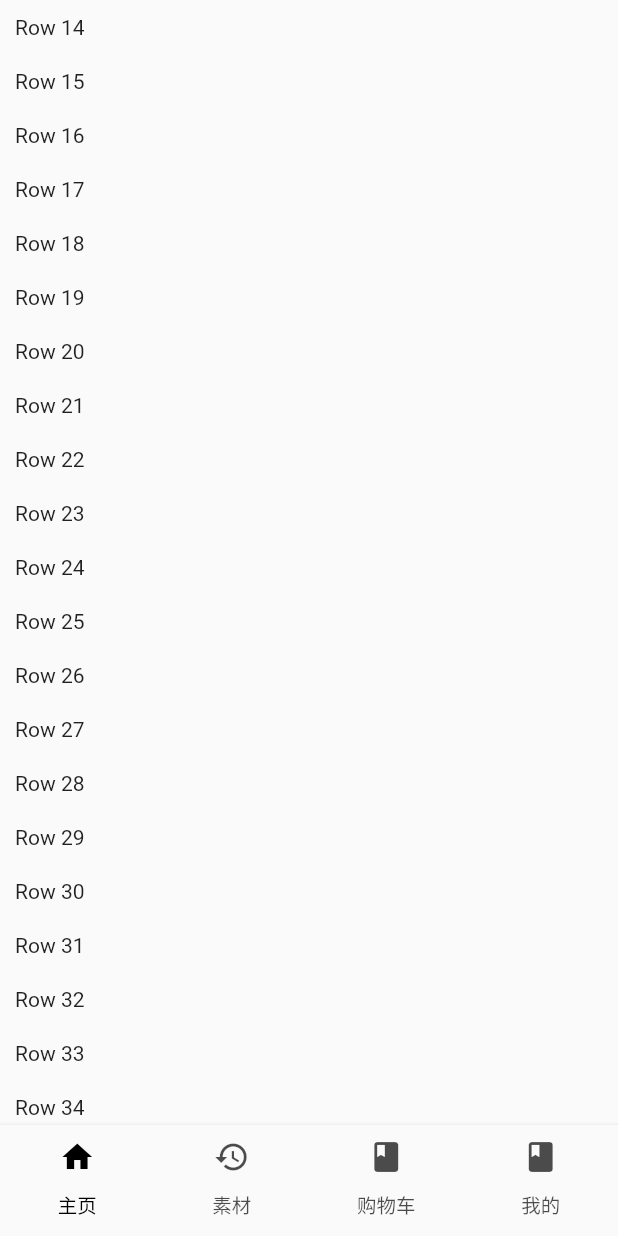
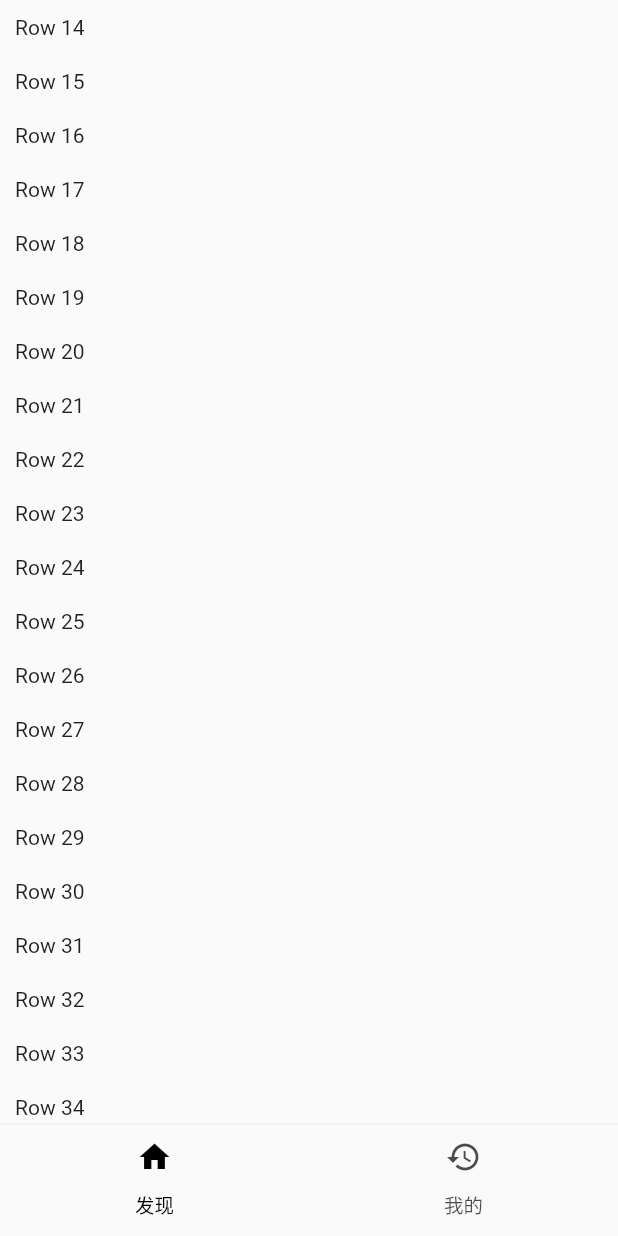
Before and after one commit to YuriyPikachu/FlutterShopApp, a Flutter app: the screen it shows after launch, scrolled down 576 dp, on a phone screen of 412 x 824 dp. Run offline on Flutter 3.47's test engine with Material 2 defaults, Android fonts, the phone set to English and light mode, and no system bars; missing offline and left inert: flutter_banner_swiper.

Commit message:
[add] 拆分逻辑

```diff
--- a/lib/main.dart
+++ b/lib/main.dart
@@ -1,5 +1,5 @@
 import 'package:flutter/material.dart';
-import 'package:flutter_banner_swiper/flutter_banner_swiper.dart';
+import 'package:flutterapp/main/HomeBanner.dart';
 
 void main() {
   runApp(MyApp());
@@ -28,7 +28,7 @@ class HomePageState extends State<HomePage> with SingleTickerProviderStateMixin
     super.initState();
     this.tabController = TabController(
         vsync: this, // 动画效果的异步处理
-        length: 4 // tab 个数
+        length: 2 // tab 个数
         );
   }
 
@@ -47,8 +47,6 @@ class HomePageState extends State<HomePage> with SingleTickerProviderStateMixin
             // Tab 内容
             new ListView(children: _getListData()),
             Text('bbb'),
-            Text('ccc'),
-            Text('ddd'),
           ],
         ),
         // 底端栏是一个 TabBar
@@ -61,20 +59,12 @@ class HomePageState extends State<HomePage> with SingleTickerProviderStateMixin
             labelStyle: TextStyle(color: Colors.red, fontSize: 13),
             tabs: <Tab>[
               Tab(
-                text: '主页',
+                text: '发现',
                 icon: Icon(Icons.home),
               ),
               Tab(
-                text: '素材',
+                text: '我的',
                 icon: Icon(Icons.history),
-              ),
-              Tab(
-                text: '购物车',
-                icon: Icon(Icons.book),
-              ),
-              Tab(
-                text: '我的',
-                icon: Icon(Icons.book),
               ),
             ],
           ),
@@ -83,7 +73,8 @@ class HomePageState extends State<HomePage> with SingleTickerProviderStateMixin
 
   _getListData() {
     List<Widget> widgets = [];
-    widgets.add(Myexample());
+//    widgets.add(Text("搜索你感兴趣的人"));
+    widgets.add(HomeBanner());
     for (int i = 1; i < 100; i++) {
       widgets.add(new Padding(padding: new EdgeInsets.all(10.0), child: new Text("Row $i")));
     }
@@ -91,53 +82,3 @@ class HomePageState extends State<HomePage> with SingleTickerProviderStateMixin
   }
 
 }
-
-class Myexample extends StatefulWidget {
-  @override
-  State<StatefulWidget> createState() {
-    return _MyexampleState();
-  }
-}
-
-class _MyexampleState extends State<Myexample> {
-  @override
-  void initState() {
-    bannerList.add(
-        "http:\/\/minimg.hexun.com\/i4.hexunimg.cn\/mobile_show\/image\/20190701\/20190701121331_376_621x310.jpg");
-    bannerList.add(
-        "http:\/\/minimg.hexun.com\/i7.hexun.com\/2015-11-16\/180596378_c324x234.jpg");
-    bannerList.add(
-        "http:\/\/minimg.hexun.com\/i6.hexun.com\/2014-11-19\/170564509_c324x234.jpg");
-    bannerList.add(
-        "http:\/\/minimg.hexun.com\/i7.hexun.com\/2014-09-02\/168105362_c324x234.jpg");
-    super.initState();
-  }
-
-  @override
-  Widget build(BuildContext context) {
-    return getList();
-  }
-
-  List<String> bannerList = new List();
-
-  Widget getList() {
-    return BannerSwiper(
-      //width  和 height 是图片的高宽比  不用传具体的高宽   必传
-      height: 108,
-      width: 54,
-      //轮播图数目 必传
-      length: 4,
-      //轮播的item  widget 必传
-      getwidget: (index) {
-        return new GestureDetector(
-            child: Image.network(
-              bannerList[index % bannerList.length],
-              fit: BoxFit.cover,
-            ),
-            onTap: () {
-              //点击后todo
-            });
-      },
-    );
-  }
-}
--- a/pubspec.yaml
+++ b/pubspec.yaml
@@ -42,8 +42,8 @@ flutter:
   uses-material-design: true
 
   # To add assets to your application, add an assets section, like this:
-  # assets:
-  #  - images/a_dot_burr.jpeg
+  assets:
+    - images/discover_ic_search.png
   #  - images/a_dot_ham.jpeg
 
   # An image asset can refer to one or more resolution-specific "variants", see
```
Also changed, not shown: lib/main/HomeBanner.dart (added, +52 -0 lines), lib/main/Search.dart (added, +81 -0 lines), assets/images/discover_ic_search.png (added).
